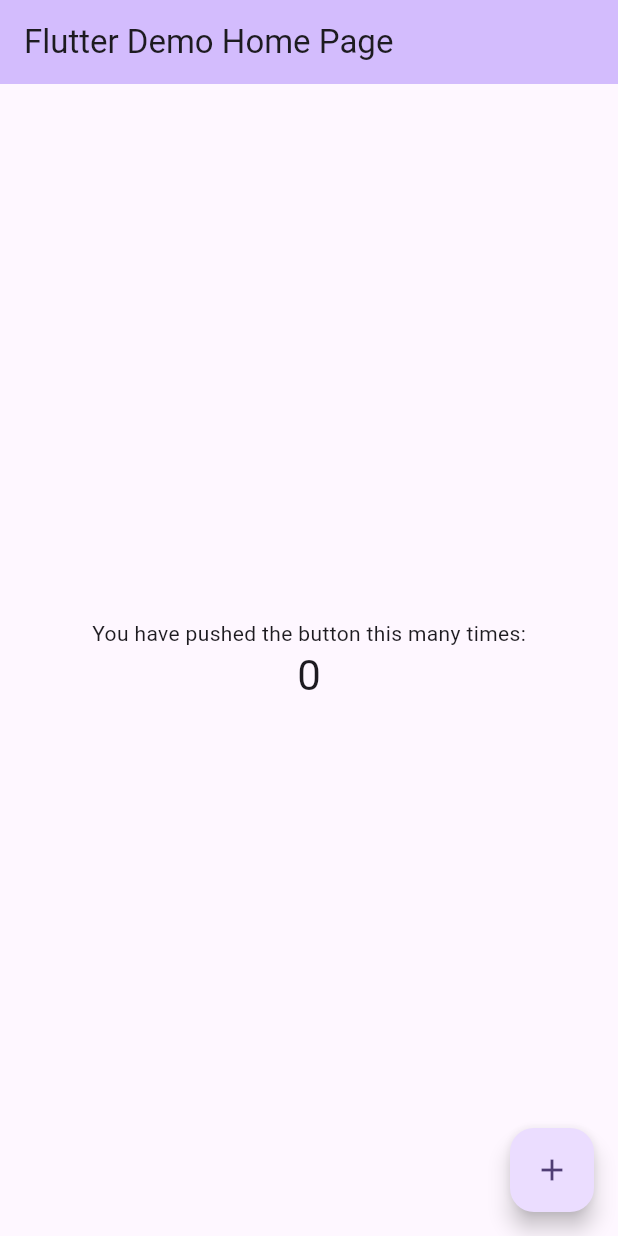
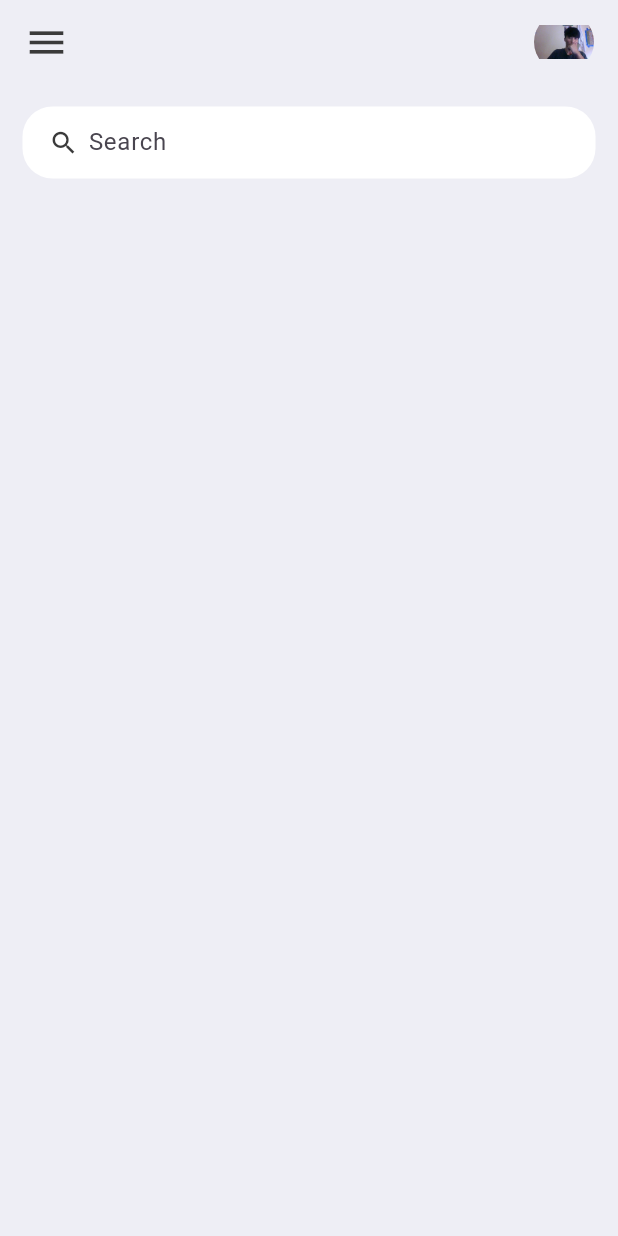
Before and after one commit to Tshewang2022/flutter, a Flutter app: the screen it shows after launch, on a phone screen of 412 x 824 dp. Run offline on Flutter 3.47's test engine with Material 3 defaults, Android fonts, the phone set to English and light mode, and no system bars.

Commit message:
need to learn the bone structure of the flutter

```diff
--- /dev/null
+++ b/todo/lib/constants/colors.dart
@@ -0,0 +1,7 @@
+import 'package:flutter/material.dart';
+
+const Color tdRed = Color(0xFFDA4040);
+const Color tdBlue = Color(0xFF55F52EE);
+const Color tdBlack = Color(0xFF3A3A3A);
+const Color tdGray = Color(0xFF717171);
+const Color tdBGColor = Color(0xFFEEEEF5);
--- a/todo/lib/main.dart
+++ b/todo/lib/main.dart
@@ -1,121 +1,17 @@
 import 'package:flutter/material.dart';
-void main() {
-  runApp(const MyApp());
-}
+import 'package:todo/screens/home.dart';
+
+void main() => runApp(const MyApp());
 
 class MyApp extends StatelessWidget {
   const MyApp({super.key});
 
-  // This widget is the root of your application.
   @override
   Widget build(BuildContext context) {
     return MaterialApp(
-      title: 'Flutter Demo',
-      theme: ThemeData(
-        // This is the theme of your application.
-        //
-        // TRY THIS: Try running your application with "flutter run". You'll see
-        // the application has a purple toolbar. Then, without quitting the app,
-        // try changing the seedColor in the colorScheme below to Colors.green
-        // and then invoke "hot reload" (save your changes or press the "hot
-        // reload" button in a Flutter-supported IDE, or press "r" if you used
-        // the command line to start the app).
-        //
-        // Notice that the counter didn't reset back to zero; the application
-        // state is not lost during the reload. To reset the state, use hot
-        // restart instead.
-        //
-        // This works for code too, not just values: Most code changes can be
-        // tested with just a hot reload.
-        colorScheme: ColorScheme.fromSeed(seedColor: Colors.deepPurple),
-      ),
-      home: const MyHomePage(title: 'Flutter Demo Home Page'),
+      debugShowCheckedModeBanner: false,
+      title: 'todo app',
+      home: Home(),
     );
   }
 }
-
-class MyHomePage extends StatefulWidget {
-  const MyHomePage({super.key, required this.title});
-
-  // This widget is the home page of your application. It is stateful, meaning
-  // that it has a State object (defined below) that contains fields that affect
-  // how it looks.
-
-  // This class is the configuration for the state. It holds the values (in this
-  // case the title) provided by the parent (in this case the App widget) and
-  // used by the build method of the State. Fields in a Widget subclass are
-  // always marked "final".
-
-  final String title;
-
-  @override
-  State<MyHomePage> createState() => _MyHomePageState();
-}
-
-class _MyHomePageState extends State<MyHomePage> {
-  int _counter = 0;
-
-  void _incrementCounter() {
-    setState(() {
-      // This call to setState tells the Flutter framework that something has
-      // changed in this State, which causes it to rerun the build method below
-      // so that the display can reflect the updated values. If we changed
-      // _counter without calling setState(), then the build method would not be
-      // called again, and so nothing would appear to happen.
-      _counter++;
-    });
-  }
-
-  @override
-  Widget build(BuildContext context) {
-    // This method is rerun every time setState is called, for instance as done
-    // by the _incrementCounter method above.
-    //
-    // The Flutter framework has been optimized to make rerunning build methods
-    // fast, so that you can just rebuild anything that needs updating rather
-    // than having to individually change instances of widgets.
-    return Scaffold(
-      appBar: AppBar(
-        // TRY THIS: Try changing the color here to a specific color (to
-        // Colors.amber, perhaps?) and trigger a hot reload to see the AppBar
-        // change color while the other colors stay the same.
-        backgroundColor: Theme.of(context).colorScheme.inversePrimary,
-        // Here we take the value from the MyHomePage object that was created by
-        // the App.build method, and use it to set our appbar title.
-        title: Text(widget.title),
-      ),
-      body: Center(
-        // Center is a layout widget. It takes a single child and positions it
-        // in the middle of the parent.
-        child: Column(
-          // Column is also a layout widget. It takes a list of children and
-          // arranges them vertically. By default, it sizes itself to fit its
-          // children horizontally, and tries to be as tall as its parent.
-          //
-          // Column has various properties to control how it sizes itself and
-          // how it positions its children. Here we use mainAxisAlignment to
-          // center the children vertically; the main axis here is the vertical
-          // axis because Columns are vertical (the cross axis would be
-          // horizontal).
-          //
-          // TRY THIS: Invoke "debug painting" (choose the "Toggle Debug Paint"
-          // action in the IDE, or press "p" in the console), to see the
-          // wireframe for each widget.
-          mainAxisAlignment: MainAxisAlignment.center,
-          children: <Widget>[
-            const Text('You have pushed the button this many times:'),
-            Text(
-              '$_counter',
-              style: Theme.of(context).textTheme.headlineMedium,
-            ),
-          ],
-        ),
-      ),
-      floatingActionButton: FloatingActionButton(
-        onPressed: _incrementCounter,
-        tooltip: 'Increment',
-        child: const Icon(Icons.add),
-      ), // This trailing comma makes auto-formatting nicer for build methods.
-    );
-  }
-}
--- /dev/null
+++ b/todo/lib/screens/home.dart
@@ -0,0 +1,61 @@
+import 'package:flutter/material.dart';
+import 'package:flutter/services.dart';
+import 'package:todo/constants/colors.dart';
+
+class Home extends StatelessWidget {
+  const Home({Key? key}) : super(key: key);
+  @override
+  Widget build(BuildContext context) {
+    SystemChrome.setSystemUIOverlayStyle(
+      SystemUiOverlayStyle(statusBarColor: Colors.transparent),
+    );
+    return Scaffold(
+      backgroundColor: tdBGColor,
+      appBar: _buildAppBar(),
+      body: Container(
+        padding: EdgeInsets.symmetric(horizontal: 15, vertical: 15),
+        child: Column(children: [searchBox()]),
+      ),
+    );
+  }
+
+  Widget searchBox() {
+    return Container(
+      padding: EdgeInsets.symmetric(horizontal: 15),
+      decoration: BoxDecoration(
+        color: Colors.white,
+        borderRadius: BorderRadius.circular(20),
+      ),
+      child: TextField(
+        decoration: InputDecoration(
+          contentPadding: EdgeInsets.all(0),
+          prefixIcon: Icon(Icons.search, color: tdBlack, size: 20),
+          prefixIconConstraints: BoxConstraints(maxHeight: 20, minWidth: 25),
+          border: InputBorder.none,
+          hintText: 'Search',
+        ),
+      ),
+    );
+  }
+}
+
+AppBar _buildAppBar() {
+  return AppBar(
+    elevation: 0,
+    backgroundColor: tdBGColor,
+    title: Row(
+      mainAxisAlignment: MainAxisAlignment.spaceBetween,
+      children: [
+        Icon(Icons.menu, color: tdBlack, size: 30),
+        Container(
+          height: 40,
+          width: 40,
+          child: ClipRRect(
+            borderRadius: BorderRadius.circular(100),
+            child: Image.asset('assets/images/profile.jpg'),
+          ),
+        ),
+      ],
+    ),
+  );
+}
--- a/todo/pubspec.yaml
+++ b/todo/pubspec.yaml
@@ -58,8 +58,8 @@ flutter:
   uses-material-design: true
 
   # To add assets to your application, add an assets section, like this:
-  # assets:
-  #   - images/a_dot_burr.jpeg
+  assets:
+    - assets/images/
   #   - images/a_dot_ham.jpeg
 
   # An image asset can refer to one or more resolution-specific "variants", see
```
Also changed, not shown: todo/assets/images/profile.jpg (added).
